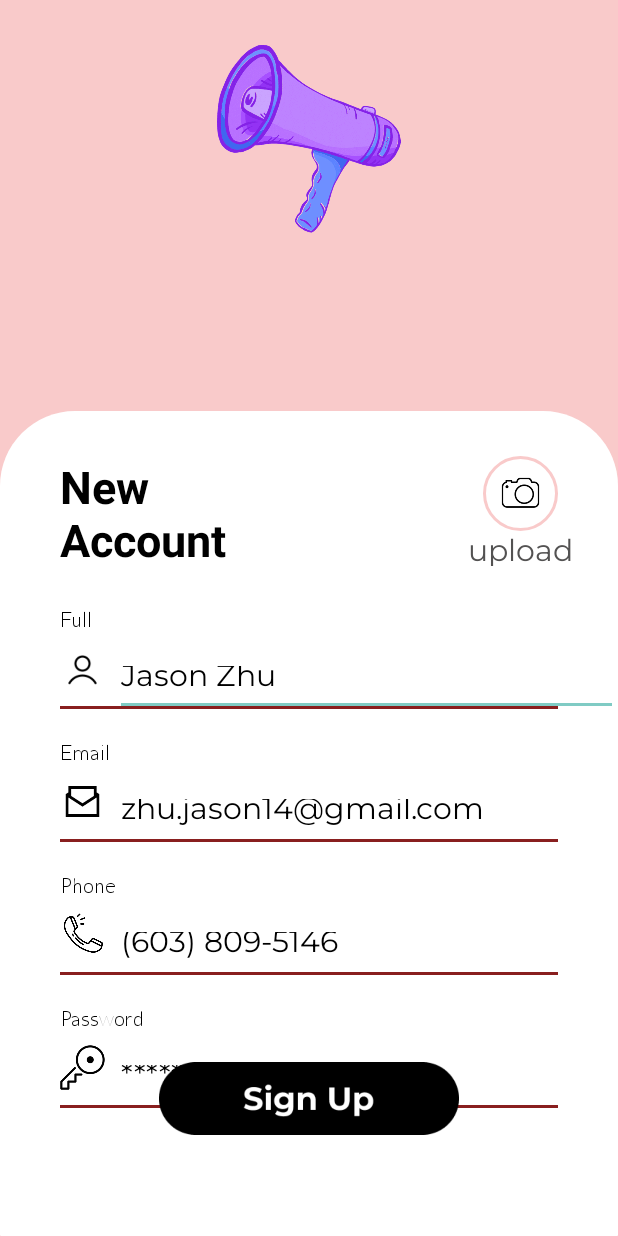
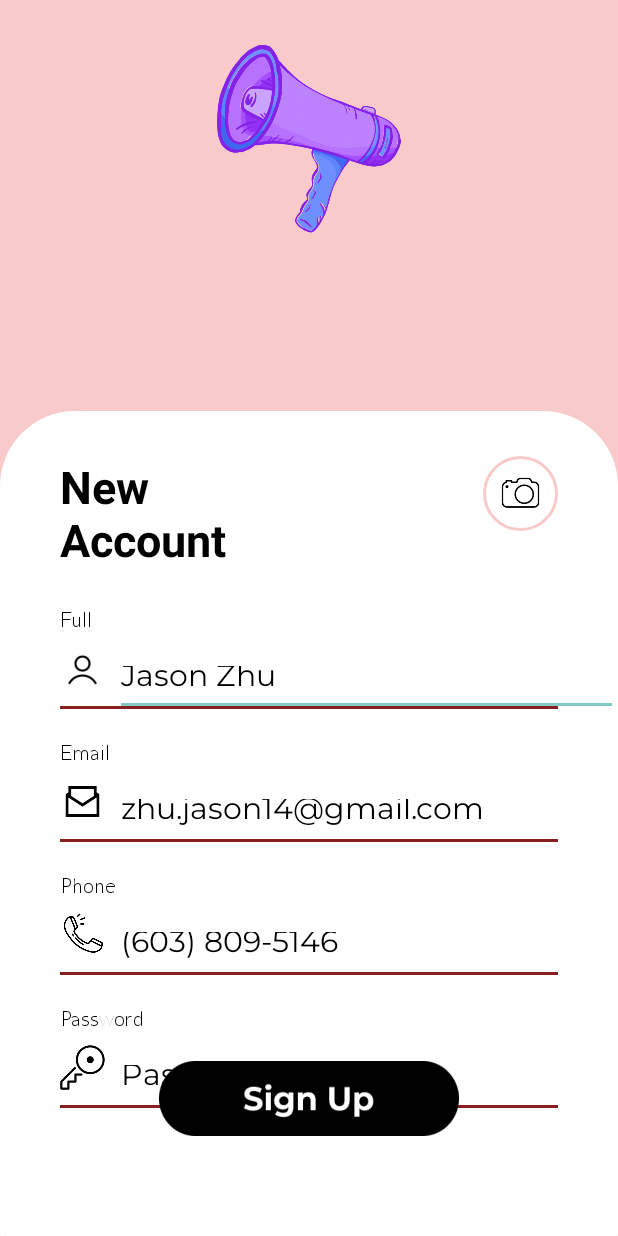
Before and after one commit to jasonmeme/Resist, an Android app: the SignUp screen opened directly, with no data from a screen before it, on a phone screen of 412 x 824 dp. Run offline under Robolectric (Android 15) with nearby library versions, the phone set to English and light mode, and no system bars; our stand-ins replace Firebase (no records; nobody signed in at launch, a user with empty details on screens opened directly); Roboto replaces fonts that are not available here.

Commit message:
finished sign up page

```diff
--- /dev/null
+++ b/app/src/main/java/com/jasonzhu/resist/Member.java
@@ -0,0 +1,39 @@
+package com.jasonzhu.resist;
+
+public class Member {
+    private String Name;
+    private String Email;
+    private String PhoneNumber;
+    private String Password;
+
+    public Member(){
+    }
+
+    public String getName() {
+        return Name;
+    }
+    public void setName(String name) {
+        Name = name;
+    }
+    public String getEmail() {
+        return Email;
+    }
+    public void setEmail(String email){
+        Email = email;
+    }
+
+    public String getNumber() {
+        return PhoneNumber;
+    }
+    public void setNumber(String phonenumber){
+        PhoneNumber = phonenumber;
+    }
+
+    public String getPassword() {
+        return Password;
+    }
+    public void setPassword(String password){
+        Password = password;
+    }
+
+}
--- a/app/src/main/java/com/jasonzhu/resist/SignUp.java
+++ b/app/src/main/java/com/jasonzhu/resist/SignUp.java
@@ -2,13 +2,43 @@ package com.jasonzhu.resist;
 
 import androidx.appcompat.app.AppCompatActivity;
 
+import android.content.Intent;
+import android.media.Image;
 import android.os.Bundle;
+import android.view.View;
+import android.widget.EditText;
+import android.widget.ImageButton;
+import android.widget.Toast;
+
+import com.google.firebase.database.DatabaseReference;
+import com.google.firebase.database.FirebaseDatabase;
 
 public class SignUp extends AppCompatActivity {
-
+    EditText txtname, txtemail, txtnumber, txtpassword;
+    DatabaseReference reff;
+    ImageButton btnsave;
+    Member member;
     @Override
     protected void onCreate(Bundle savedInstanceState) {
         super.onCreate(savedInstanceState);
         setContentView(R.layout.activity_sign_up);
+        txtname=(EditText)findViewById(R.id.text_input);
+        txtemail=(EditText)findViewById(R.id.text_input2);
+        txtnumber=(EditText)findViewById(R.id.text_input3);
+        txtpassword=(EditText)findViewById(R.id.text_input4);
+        btnsave = (ImageButton)findViewById(R.id.sign_up_button);
+        member = new Member();
+        reff = FirebaseDatabase.getInstance().getReference().child("Member");
+        btnsave.setOnClickListener(new View.OnClickListener(){
+            @Override
+                public void onClick(View view){
+                    member.setName(txtname.getText().toString().trim());
+                    member.setEmail(txtemail.getText().toString().trim());
+                    member.setNumber(txtnumber.getText().toString().trim());
+                    member.setPassword(txtpassword.getText().toString().trim());
+                    reff.push().setValue(member);
+                    startActivity(new Intent(SignUp.this, MainActivity.class));
+            }
+        });
     }
 }
--- a/app/src/main/res/layout/activity_sign_up.xml
+++ b/app/src/main/res/layout/activity_sign_up.xml
@@ -45,16 +45,6 @@
         android:background="@drawable/circle_bg"
         android:src="@drawable/camera" />
 
-    <TextView
-        android:layout_width="100dp"
-        android:layout_height="35px"
-        android:layout_below="@id/camera_attach"
-        android:layout_alignParentLeft="false"
-        android:layout_alignParentRight="true"
-        android:fontFamily="@font/montserrat"
-        android:text="upload picture"
-        android:textColor="#535252"
-        android:textSize="30px" />
 
     <TextView
         android:id="@+id/full_name"
@@ -228,18 +218,18 @@
         android:layout_toRightOf="@id/person_icon"
         android:fontFamily="@font/montserrat"
         android:paddingTop="10px"
-        android:text="*******************"
+        android:text="Password"
         android:textColor="#000000"
         android:textSize="20dp" />
 
-    <ImageView
+    <ImageButton
         android:id="@+id/sign_up_button"
         android:layout_width="200dp"
         android:layout_height="50dp"
         android:layout_alignParentBottom="true"
         android:layout_centerHorizontal="true"
         android:layout_marginBottom="100px"
-        android:src="@drawable/sign_up_button" />
+        android:background="@drawable/sign_up_button" />
 
 
 </RelativeLayout>
```
